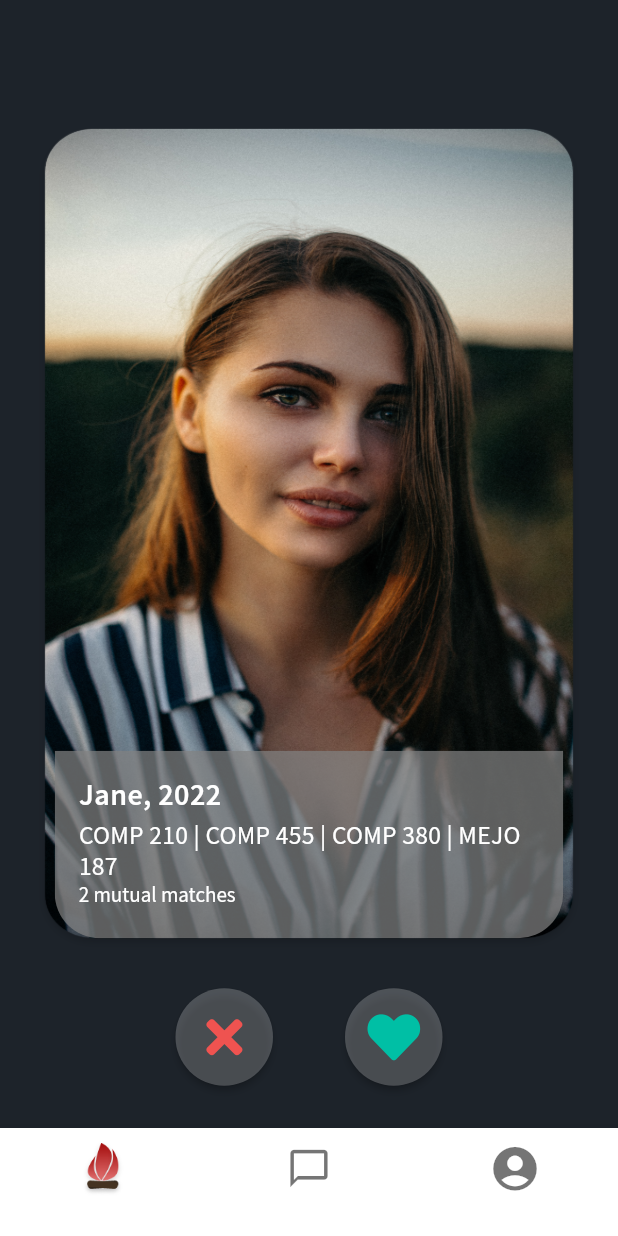
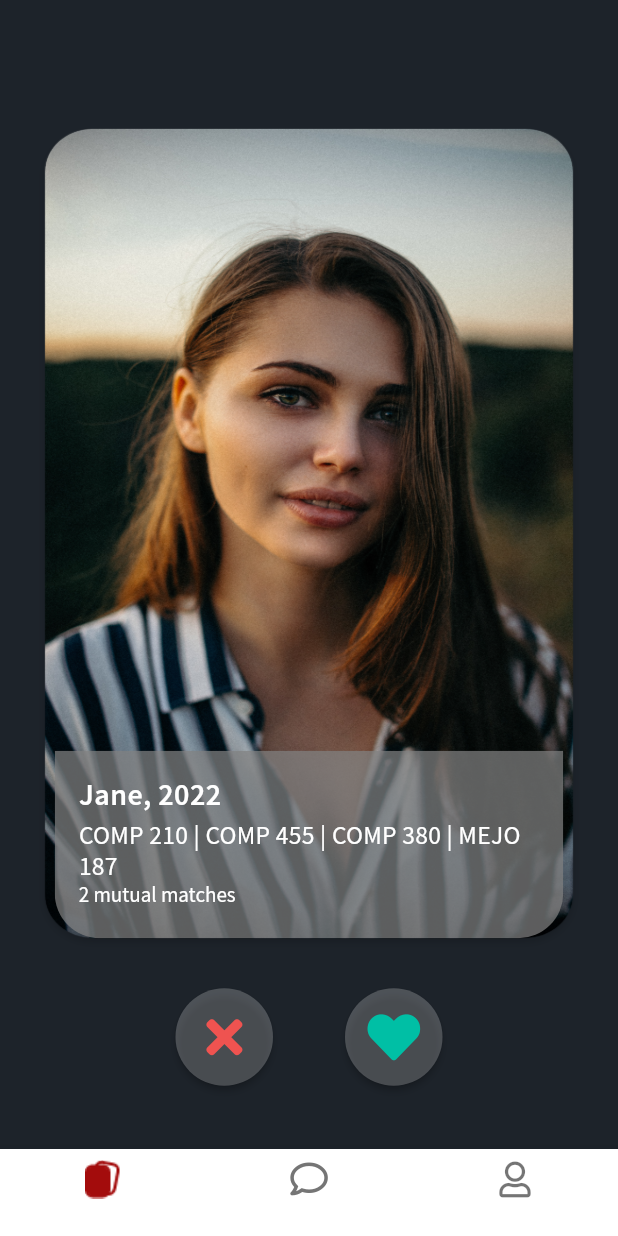
Before and after one commit to kchangela7/gather_app, a Flutter app: the screen it shows after launch, on a phone screen of 412 x 824 dp. Run offline on Flutter 3.47's test engine with Material 2 defaults, Android fonts, the phone set to English and light mode, and no system bars; drawn by our look-alikes of flutter_tindercard; our stand-ins replace font_awesome_flutter.

Commit message:
finished chat screen

```diff
--- a/lib/home/home.dart
+++ b/lib/home/home.dart
@@ -1,5 +1,6 @@
 import "package:flutter/material.dart";
-import 'package:flutter/services.dart';
+import 'package:font_awesome_flutter/font_awesome_flutter.dart';
+import 'package:gather/home/screens/chats.dart';
 import 'package:gather/home/screens/swipe/swipe.dart';
 import 'package:gather/shared/constants.dart';
 
@@ -17,7 +18,7 @@ class _HomeState extends State<Home> {
     });
   }
 
-  List<Widget> pages = [Swipe(), Swipe(), Swipe()];
+  List<Widget> pages = [Swipe(), Chat(), Swipe()];
 
   @override
   Widget build(BuildContext context) {
@@ -26,15 +27,18 @@ class _HomeState extends State<Home> {
       elevation: 8,
       items: <BottomNavigationBarItem>[
         BottomNavigationBarItem(
-          icon: Image.asset("assets/images/logo.png", scale: 2),
+          activeIcon: Image.asset("assets/images/swipe_filled.png"),
+          icon: Image.asset("assets/images/swipe1.png"),
           title: Container(height: 0.0),
         ),
         BottomNavigationBarItem(
-          icon: Icon(Icons.chat_bubble_outline, size: 30),
+          activeIcon: Icon(FontAwesomeIcons.solidComment, size: 25),
+          icon: Icon(FontAwesomeIcons.comment, size: 25, color: Colors.grey[600],),
           title: Container(height: 0.0),
         ),
         BottomNavigationBarItem(
-          icon: Icon(Icons.account_circle, size: 35),
+          activeIcon: Icon(FontAwesomeIcons.solidUser, size: 25),
+          icon: Icon(FontAwesomeIcons.user),
           title: Container(height: 0.0),
         ),
       ],
```
Also changed, not shown: lib/home/screens/chats.dart (+63 -0 lines), lib/shared/chatObject.dart (added, +8 -0 lines), assets/images/group.png (added), assets/images/person1.png (added), assets/images/person2.png (added), assets/images/person3.png (added), assets/images/swipe1.png (added), assets/images/swipe_filled.png (added).
